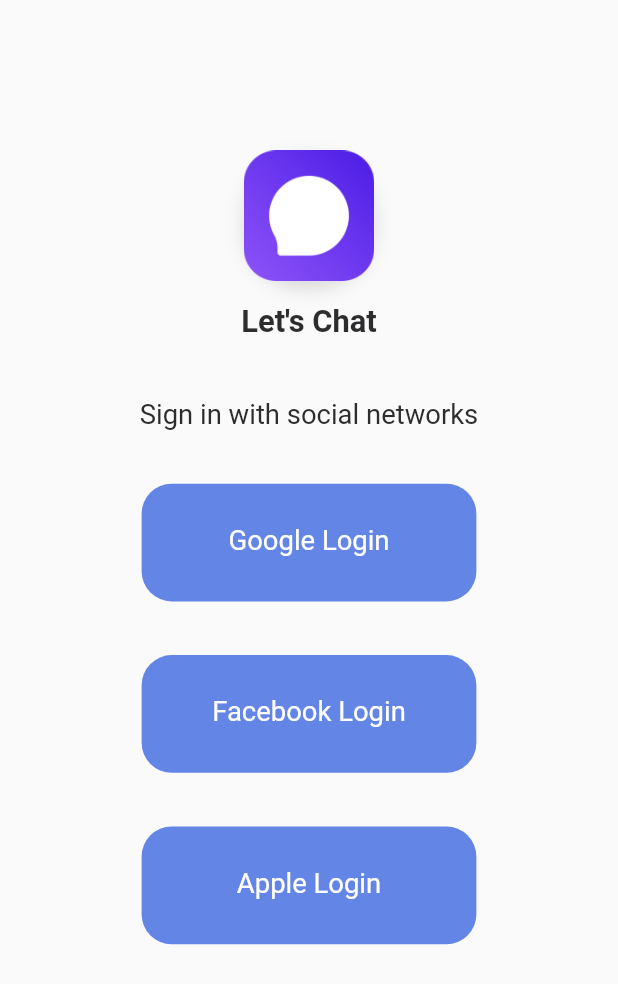
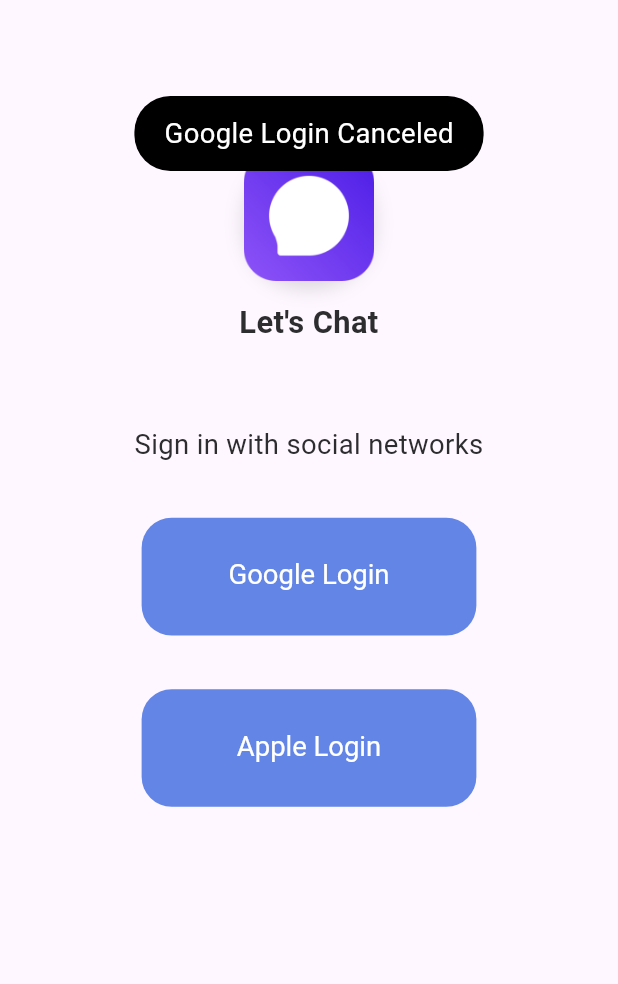
Before and after one commit to ttoghere/getxtkchat, a Flutter app: the SignInPage screen opened by its route, after a tap on "Google Login", on a phone screen of 412 x 824 dp. Shown: the top 984 px of the screen. Run offline on Flutter 3.47's test engine with Material 2 defaults, Android fonts, the phone set to English and light mode, and no system bars; our stand-ins replace cached_network_image, cloud_firestore, dots_indicator, firebase_auth, firebase_core, firebase_messaging and 11 more; accounts and stored records are empty.

Commit message:
What i did ?? && Next on:
Did:
Social Logins are done for now (Google and Apple)
UserLoginEntity is updated for sign in types
Platform exception fixes are implemented
Next on:
Push/Local notifications
After of first release, i will add document about app as a word file into this repository

```diff
--- a/lib/common/entities/user.dart
+++ b/lib/common/entities/user.dart
@@ -50,18 +50,20 @@
   }
 }
 
-// 登录返回
 class UserLoginResponseEntity {
   String? accessToken;
   String? displayName;
   String? email;
   String? photoUrl;
+    String? type;
+
 
   UserLoginResponseEntity({
     this.accessToken,
     this.displayName,
     this.email,
     this.photoUrl,
+    this.type,
   });
 
   factory UserLoginResponseEntity.fromJson(Map<String, dynamic> json) =>
@@ -70,6 +72,7 @@
         displayName: json["display_name"],
         email: json["email"],
         photoUrl: json["photoUrl"],
+        type: json["type"],
       );
 
   Map<String, dynamic> toJson() => {
@@ -77,6 +80,7 @@
         "display_name": displayName,
         "email": email,
         "photoUrl": photoUrl,
+        "type":type,
       };
 }
 
--- a/lib/common/routes/pages.dart
+++ b/lib/common/routes/pages.dart
@@ -64,29 +64,5 @@
       page: () => const MessagePage(),
     )
 
-    /*
-
-
-    // check if needed to login or not
-    GetPage(
-      name: AppRoutes.Application,
-      page: () => ApplicationPage(),
-      binding: ApplicationBinding(),
-      middlewares: [
-        RouteAuthMiddleware(priority: 1),
-      ],
-    ),
-
-    // 最新路由
-    // 首页
-    GetPage(name: AppRoutes.Contact, page: () => ContactPage(), binding: ContactBinding()),
-    //消息
-    GetPage(name: AppRoutes.Message, page: () => MessagePage(), binding: MessageBinding()),
-    //我的
-
-    //聊天详情
-    GetPage(name: AppRoutes.Chat, page: () => ChatPage(), binding: ChatBinding()),
-
-    */
   ];
 }
--- a/lib/main.dart
+++ b/lib/main.dart
@@ -33,7 +33,7 @@
           debugShowCheckedModeBanner: false,
           title: 'TKChat',
           theme: ThemeData(
-            // useMaterial3: true,
+            useMaterial3: true,
             primarySwatch: Colors.red,
           ),
           //MaterialApp --> routes
--- a/lib/pages/sign_in/controller.dart
+++ b/lib/pages/sign_in/controller.dart
@@ -2,6 +2,7 @@
 
 import 'package:cloud_firestore/cloud_firestore.dart';
 import 'package:firebase_auth/firebase_auth.dart';
+import 'package:flutter/services.dart';
 import 'package:get/get.dart';
 import 'package:google_sign_in/google_sign_in.dart';
 import 'package:getxtkchat/common/common.dart';
@@ -18,39 +19,47 @@
   SignInController();
   final db = FirebaseFirestore.instance;
   final auth = FirebaseAuth.instance;
-  Future<void> handleSignIn() async {
+
+  Future<UserCredential> signInWithApple() async {
+    final appleProvider = AppleAuthProvider();
+    return await auth.signInWithProvider(appleProvider);
+  }
+
+  //Handle SignIn
+  Future<void> handleSignIn(String type) async {
+    if (type == "google") {
       try {
         var user = await _googleSignIn.signIn();
         if (user != null) {
           final _gAuthentication = await user.authentication;
           final _credential = GoogleAuthProvider.credential(
               idToken: _gAuthentication.idToken,
-          accessToken: _gAuthentication.accessToken,
-        );
-        await auth.signInWithCredential(_credential);
+              accessToken: _gAuthentication.accessToken);
+
+          await FirebaseAuth.instance.signInWithCredential(_credential);
+
           String displayName = user.displayName ?? user.email;
           String email = user.email;
           String id = user.id;
           String photoUrl = user.photoUrl ?? "";
-        //A model for manipulating user information
           UserLoginResponseEntity userProfile = UserLoginResponseEntity();
           userProfile.email = email;
           userProfile.accessToken = id;
           userProfile.displayName = displayName;
           userProfile.photoUrl = photoUrl;
-        //Controller for storing user data and status
+          userProfile.type = "google";
+
           UserStore.to.saveProfile(userProfile);
-        //Gets user data from firestore
           var userbase = await db
               .collection("users")
               .withConverter(
                 fromFirestore: UserData.fromFirestore,
-              toFirestore: (UserData userData, options) =>
-                  userData.toFirestore(),
+                toFirestore: (UserData userdata, options) =>
+                    userdata.toFirestore(),
               )
               .where("id", isEqualTo: id)
               .get();
-        //Checking the users existence
+
           if (userbase.docs.isEmpty) {
             final data = UserData(
                 id: id,
@@ -59,23 +68,95 @@
                 photourl: photoUrl,
                 location: "",
                 fcmtoken: "",
-            addtime: Timestamp.now(),
-          );
-          //Saves data to firestore
+                addtime: Timestamp.now());
             await db
                 .collection("users")
                 .withConverter(
                   fromFirestore: UserData.fromFirestore,
-                toFirestore: (UserData userData, options) =>
-                    userData.toFirestore(),
+                  toFirestore: (UserData userdata, options) =>
+                      userdata.toFirestore(),
                 )
                 .add(data);
           }
-        toastInfo(msg: "Login Success");
+          toastInfo(msg: "login success");
+          Get.offAndToNamed(AppRoutes.Application);
+        } else {
+          // When Google Login Canceled
+          toastInfo(msg: "Google Login Canceled");
+        }
+      } on PlatformException catch (e) {
+        // PlatformException Error
+        if (e.code == "googleSignInCanceled") {
+          // When Google Login Canceled
+          toastInfo(msg: "Google Login Canceled");
+        } else {
+          // Other PlatformException Errors
+          toastInfo(msg: "Platform Error: ${e.message}");
+        }
+      } catch (e) {
+        // Other Errors
+        toastInfo(msg: "Login Error: $e");
+      }
+    } else if (type == "apple") {
+      try {
+        var auth = await signInWithApple();
+        if (auth.user != null) {
+          String? displayName = "apple_user";
+          String? email = "apple@email.com";
+          String? id = auth.user?.uid;
+          String? photoUrl = auth.user?.photoURL ?? "";
+          UserLoginResponseEntity userProfile = UserLoginResponseEntity();
+          userProfile.email = email;
+          userProfile.accessToken = id;
+          userProfile.displayName = displayName;
+          userProfile.photoUrl = photoUrl;
+          userProfile.type = "apple";
+
+          UserStore.to.saveProfile(userProfile);
+          var userbase = await db
+              .collection("users")
+              .withConverter(
+                fromFirestore: UserData.fromFirestore,
+                toFirestore: (UserData userdata, options) =>
+                    userdata.toFirestore(),
+              )
+              .where("id", isEqualTo: id)
+              .get();
+
+          if (userbase.docs.isEmpty) {
+            final data = UserData(
+                id: id,
+                name: displayName,
+                email: email,
+                photourl: photoUrl,
+                location: "",
+                fcmtoken: "",
+                addtime: Timestamp.now());
+            await db
+                .collection("users")
+                .withConverter(
+                  fromFirestore: UserData.fromFirestore,
+                  toFirestore: (UserData userdata, options) =>
+                      userdata.toFirestore(),
+                )
+                .add(data);
+          }
+          toastInfo(msg: "login success");
           Get.offAndToNamed(AppRoutes.Application);
         }
+      } on PlatformException catch (e) {
+        // PlatformException Error
+        if (e.code == "appleSignInCanceled") {
+          // When Google Login Canceled
+          toastInfo(msg: "Apple Login Canceled");
+        } else {
+          // Other PlatformException Errors
+          toastInfo(msg: "Platform Error: ${e.message}");
+        }
       } catch (e) {
+        // Other Errors
         toastInfo(msg: "Login Error: $e");
+      }
     }
   }
 
@@ -91,3 +172,49 @@
     });
   }
 }
+
+/*
+ var auth = await signInWithApple();
+        if(auth.user!=null){
+
+
+
+          String? displayName  = "apple_user";
+          String? email = "apple@email.com";
+          String? id  = auth.user?.uid;
+          String? photoUrl = auth.user?.photoURL??"";
+          UserLoginResponseEntity userProfile= UserLoginResponseEntity();
+          userProfile.email=email;
+          userProfile.accessToken = id;
+          userProfile.displayName = displayName;
+          userProfile.photoUrl = photoUrl;
+          userProfile.type = "apple";
+
+          UserStore.to.saveProfile(userProfile);
+          var userbase = await db.collection("users").withConverter(
+            fromFirestore: UserData.fromFirestore,
+            toFirestore: (UserData userdata, options)=>userdata.toFirestore(),
+          ).where("id", isEqualTo: id).get();
+
+          if(userbase.docs.isEmpty){
+            final data = UserData(
+                id:id,
+                name: displayName,
+                email: email,
+                photourl: photoUrl,
+                location: "",
+                fcmtoken: "",
+                addtime: Timestamp.now()
+
+            );
+            await db.collection("users").withConverter(
+              fromFirestore: UserData.fromFirestore,
+              toFirestore: (UserData userdata, options)=>userdata.toFirestore(),
+            ).add(data);
+          }
+          toastInfo(msg: "login success");
+          Get.offAndToNamed(AppRoutes.Application);
+
+        }
+      }
+ */
--- a/lib/pages/sign_in/view.dart
+++ b/lib/pages/sign_in/view.dart
@@ -80,7 +80,7 @@
   Widget _buildThirdPartyLogin() {
     return Container(
       margin: EdgeInsets.only(
-        bottom: 170.w,
+        bottom: 250.w,
       ),
       width: 295.w,
       child: Column(
@@ -102,13 +102,26 @@
             ),
             child: btnFlatButtonWidget(
               onPressed: () {
-                controller.handleSignIn();
+                controller.handleSignIn("google");
               },
               width: 200.w,
               height: 55.h,
               title: "Google Login",
             ),
           ),
+          // Padding(
+          //   padding: EdgeInsets.only(
+          //     top: 30.h,
+          //     left: 50.w,
+          //     right: 50.w,
+          //   ),
+          //   child: btnFlatButtonWidget(
+          //     onPressed: () {},
+          //     width: 200.w,
+          //     height: 55.h,
+          //     title: "Facebook Login",
+          //   ),
+          // ),
           Padding(
             padding: EdgeInsets.only(
               top: 30.h,
@@ -116,20 +129,9 @@
               right: 50.w,
             ),
             child: btnFlatButtonWidget(
-              onPressed: () {},
-              width: 200.w,
-              height: 55.h,
-              title: "Facebook Login",
-            ),
-          ),
-          Padding(
-            padding: EdgeInsets.only(
-              top: 30.h,
-              left: 50.w,
-              right: 50.w,
-            ),
-            child: btnFlatButtonWidget(
-              onPressed: () {},
+              onPressed: () {
+                controller.handleSignIn("apple");
+              },
               width: 200.w,
               height: 55.h,
               title: "Apple Login",
--- a/pubspec.yaml
+++ b/pubspec.yaml
@@ -59,6 +59,8 @@
   sentry: ^6.3.0
   share: ^2.0.4
   shared_preferences: ^2.2.0
+  shared_preferences_foundation: ^2.2.2
+  sign_in_with_apple: ^5.0.0
   uni_links: ^0.5.1
 
 dev_dependencies:
```
Also changed, not shown: pubspec.lock, 5 other files. Lines whose indentation alone changed are shown as unchanged.
